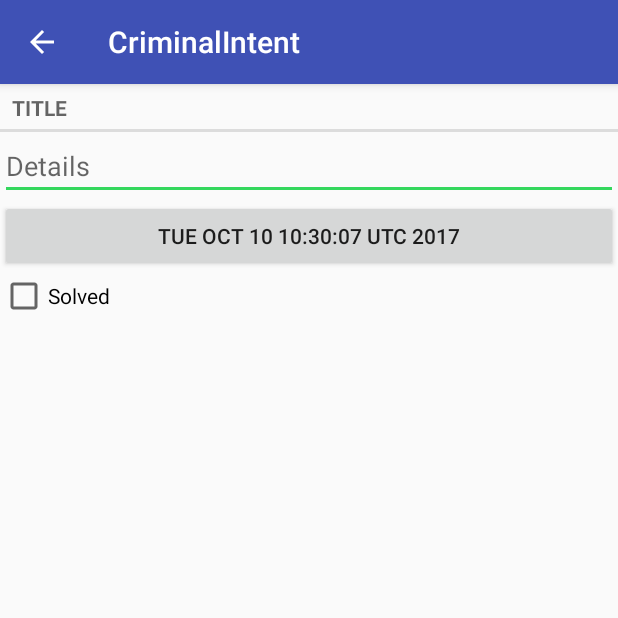
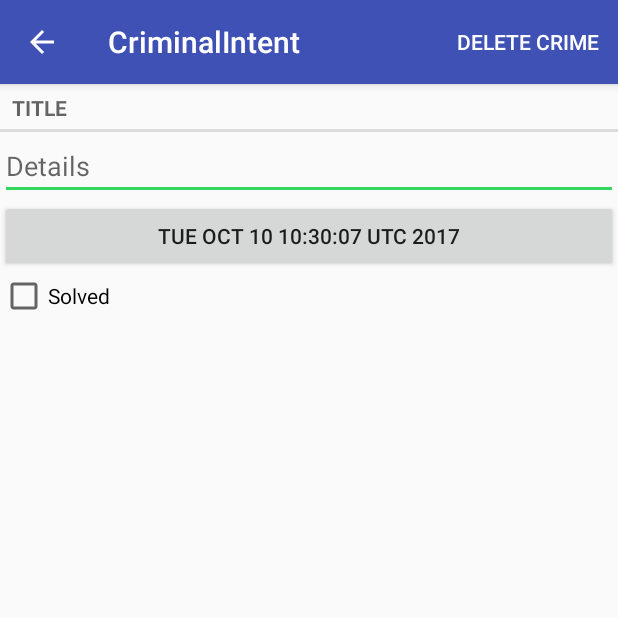
Before and after one commit to Aaronmb123/CriminalIntent, an Android app: the CrimeFragment screen opened directly, with no data from a screen before it, on a phone screen of 412 x 824 dp, the top half of it. Run offline under Robolectric (Android 15) with nearby library versions, the phone set to English and light mode, and no system bars.

Commit message:
deleting crimes

```diff
--- a/app/src/main/java/com/bakeaaro/criminalintent/CrimeFragment.java
+++ b/app/src/main/java/com/bakeaaro/criminalintent/CrimeFragment.java
@@ -9,6 +9,9 @@ import android.support.v4.app.FragmentManager;
 import android.text.Editable;
 import android.text.TextWatcher;
 import android.view.LayoutInflater;
+import android.view.Menu;
+import android.view.MenuInflater;
+import android.view.MenuItem;
 import android.view.View;
 import android.view.ViewGroup;
 import android.widget.Button;
@@ -60,6 +63,7 @@ public class CrimeFragment extends Fragment {
     @Override
     public void onCreate(@Nullable Bundle savedInstanceState) {
         super.onCreate(savedInstanceState);
+        setHasOptionsMenu(true);
         UUID crimeId = (UUID) getArguments().getSerializable(ARG_CRIME_ID);
         mCrime = CrimeLab.get(getActivity()).getCrime(crimeId);
     }
@@ -111,6 +115,23 @@ public class CrimeFragment extends Fragment {
         return view;
     }
 
+    @Override
+    public void onCreateOptionsMenu(Menu menu, MenuInflater inflater) {
+        super.onCreateOptionsMenu(menu, inflater);
+        inflater.inflate(R.menu.crime_fragment, menu);
+        MenuItem deleteItem = menu.findItem(R.id.delete_crime);
+        deleteItem.setTitle(R.string.delete_crime);
+    }
 
-
+    @Override
+    public boolean onOptionsItemSelected(MenuItem item) {
+        switch (item.getItemId()) {
+            case R.id.delete_crime:
+                UUID crimeId = mCrime.getId();
+                CrimeLab.get(getActivity()).removeById(crimeId);
+                getActivity().finish();
+            default:
+                return super.onOptionsItemSelected(item);
+        }
+    }
 }
--- /dev/null
+++ b/app/src/main/res/menu/crime_fragment.xml
@@ -0,0 +1,9 @@
+<?xml version="1.0" encoding="utf-8"?>
+<menu xmlns:android="http://schemas.android.com/apk/res/android"
+    xmlns:app="http://schemas.android.com/apk/res-auto">
+
+    <item
+        android:id="@+id/delete_crime"
+        android:title="@string/delete_crime"
+        app:showAsAction="ifRoom|withText"/>
+</menu>
--- a/app/src/main/res/values/strings.xml
+++ b/app/src/main/res/values/strings.xml
@@ -6,6 +6,7 @@
     <string name="crime_solved_label">Solved</string>
     <string name="date_picker_title">Date of crime:</string>
     <string name="new_crime">New Crime</string>
+    <string name="delete_crime">Delete Crime</string>
     <string name="show_subtitle">Show Subtitle</string>
     <string name="hide_subtitle">Hide Subtitle</string>
     <string name="subtitle_format">%1$d crimes</string>
```
Also changed, not shown: app/src/main/java/com/bakeaaro/criminalintent/CrimeLab.java (+10 -0 lines).
